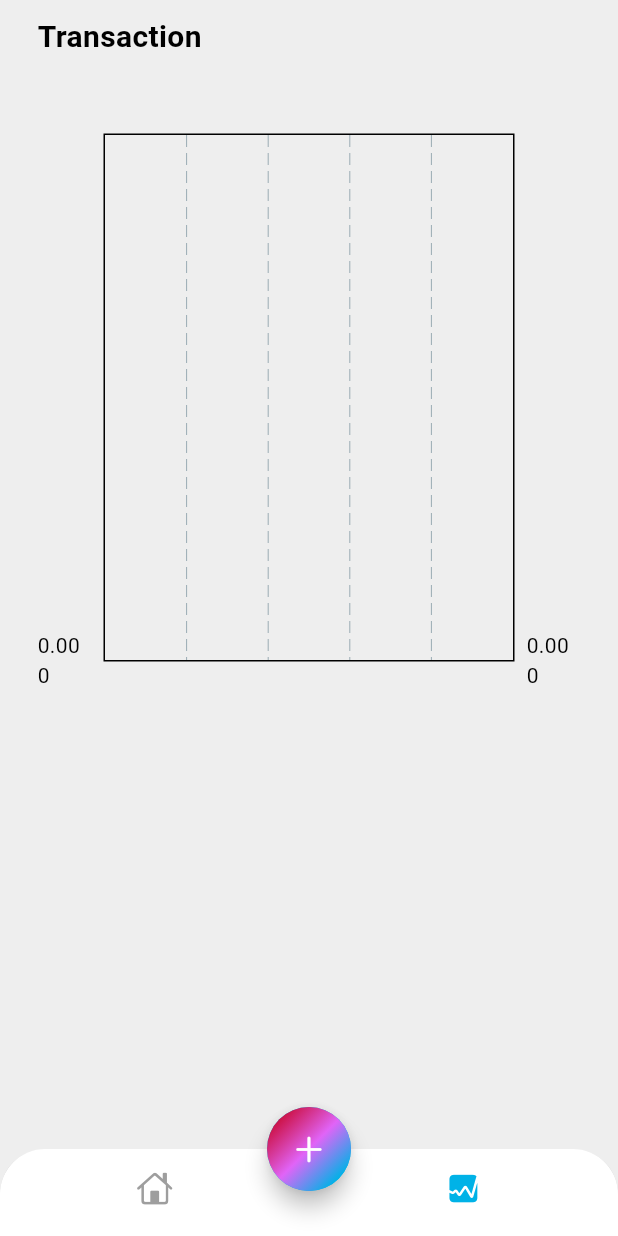
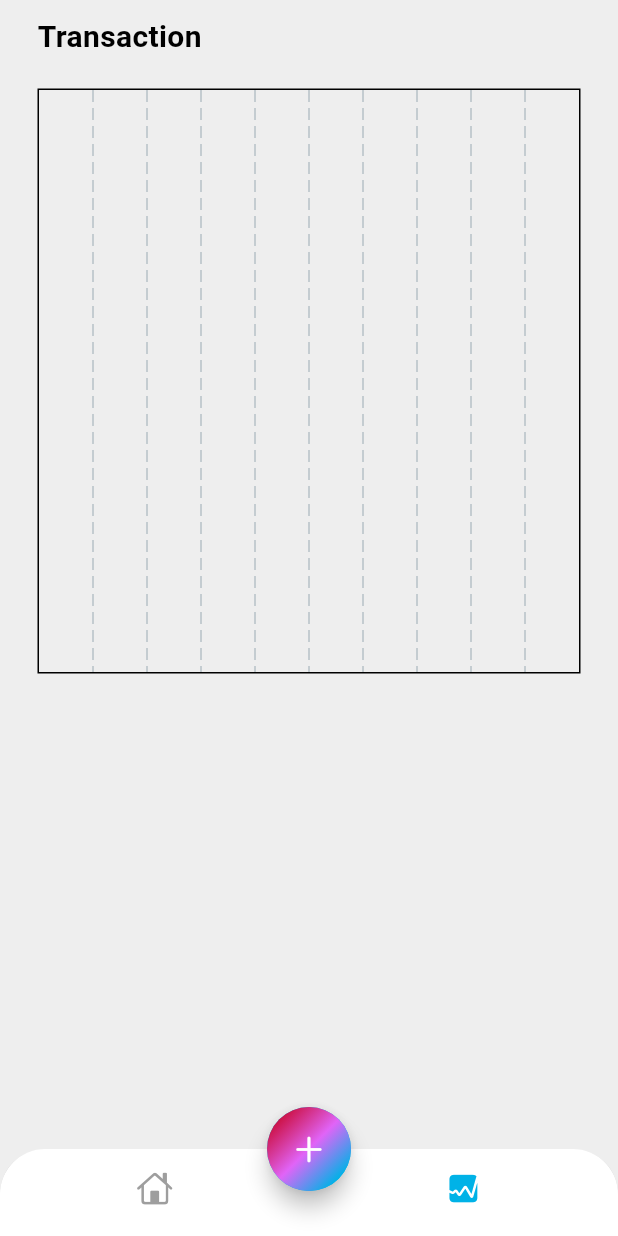
Before and after one commit to vishalpoute/Finance-manager-flutter, a Flutter app: the screen it shows after launch, item 2 of the bottom bar chosen, on a phone screen of 412 x 824 dp. Run offline on Flutter 3.47's test engine with Material 3 defaults, Android fonts, the phone set to English and light mode, and no system bars; drawn by our look-alikes of fl_chart; our stand-ins replace font_awesome_flutter.

Commit message:
for stats

```diff
--- a/lib/screens/stats/chart.dart
+++ b/lib/screens/stats/chart.dart
@@ -1,3 +1,4 @@
+import 'package:fl_chart/fl_chart.dart';
 import 'package:flutter/material.dart';
 
 class MyChart extends StatefulWidget {
@@ -10,6 +11,28 @@
 class _MyChartState extends State<MyChart> {
   @override
   Widget build(BuildContext context) {
-    return const Placeholder();
+    return BarChart(
+      mainBarData(),
+    );
+  }
+
+  BarChartData mainBarData() {
+    return BarChartData(
+      titlesData: const FlTitlesData(
+        show: true,
+        rightTitles: AxisTitles(
+          sideTitles: SideTitles(showTitles: false)
+        ),
+        topTitles: AxisTitles(
+          sideTitles: SideTitles(showTitles: false)
+        ),
+        bottomTitles: AxisTitles(
+          sideTitles: SideTitles(showTitles: true)
+        ),
+        leftTitles: AxisTitles(
+            sideTitles: SideTitles(showTitles: false)
+        ),
+      )
+    );
   }
 }
--- a/lib/screens/stats/stats.dart
+++ b/lib/screens/stats/stats.dart
@@ -1,3 +1,4 @@
+import 'package:finance_tracker/screens/stats/chart.dart';
 import 'package:fl_chart/fl_chart.dart';
 import 'package:flutter/cupertino.dart';
 import 'package:flutter/material.dart';
@@ -23,15 +24,17 @@
             const SizedBox(
               height: 20,
             ),
-            Container(
+            SizedBox(
               width: MediaQuery.of(context).size.width,
               height: MediaQuery.of(context).size.width,
               // color: Colors.red,
-              child: BarChart(
-                BarChartData(
+              child: const MyChart()
 
-                )
-              ),
+              // BarChart(
+              //   BarChartData(
+              //
+              //   )
+              // ),
             )
           ],
         ),
```
